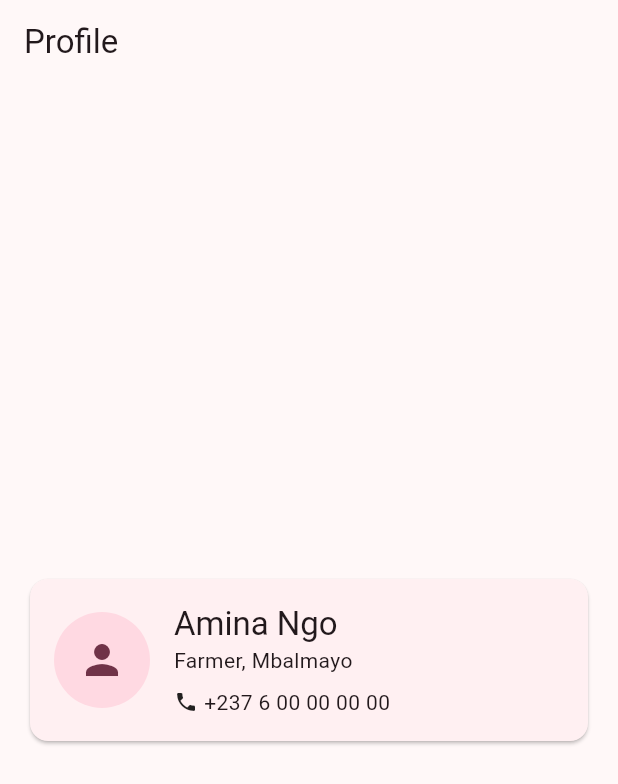
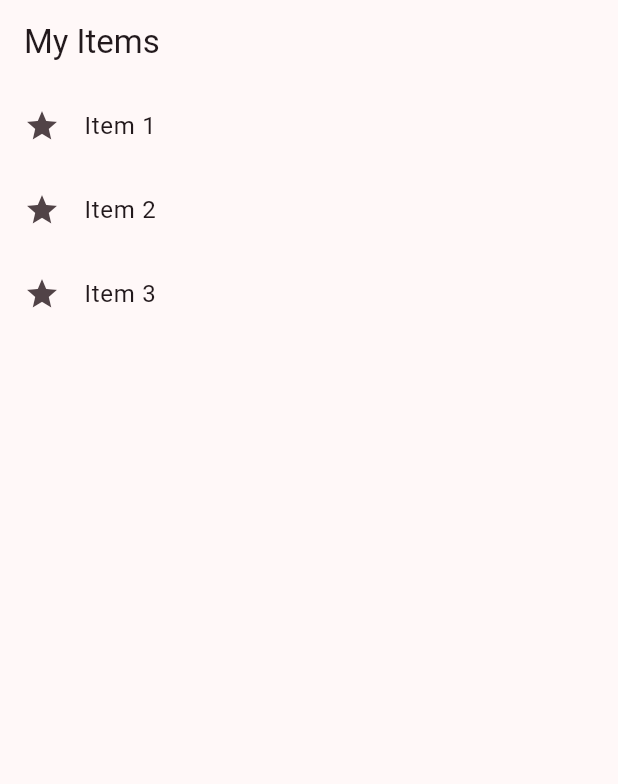
Before and after one commit to YEFF190/Pract-Exercise, a Flutter app: the screen it shows after launch, on a phone screen of 412 x 824 dp. Shown: the top 784 px of the screen. Run offline on Flutter 3.47's test engine with Material 3 defaults, Android fonts, the phone set to English and light mode, and no system bars.

Commit message:
Configured the list

```diff
--- a/lib/main.dart
+++ b/lib/main.dart
@@ -1,6 +1,11 @@
 import 'package:flutter/material.dart';
 
 void main() => runApp(const CardApp());
+final items = [
+'Item 1',
+'Item 2',
+'Item 3',
+];
 class CardApp extends StatelessWidget {
 const CardApp({super.key});
 @override
@@ -10,18 +15,14 @@ theme: ThemeData(
 colorScheme: ColorScheme.fromSeed(seedColor: Colors.black),
 ),
 home: Scaffold(
-appBar: AppBar(title: const Text('Profile')),
-body: const Padding(
-padding: EdgeInsets.all(16),
-child: Align(
-  alignment: Alignment.center,
-  child: ProfileCard(
-    name: 'Amina Ngo',
-    role: 'Farmer, Mbalmayo',
-    phone: '+237 6 00 00 00 00',
+  appBar: AppBar(title: const Text('My Items')),
+  body: ListView.builder(
+    itemCount: items.length,
+    itemBuilder: (context, i) => ListTile(
+      leading: const Icon(Icons.star),
+      title: Text(items[i]),
+    ),
   ),
-),
-),
 ),
 );
 }
```
